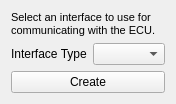
This is src/ui/addinterfacedialog.ui in LibreTuner/LibreTuner as Qt 5 draws it before an edit. The edited form follows.
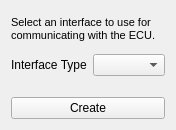
This is the edited form.

What changed in the file:
```diff
--- a/src/ui/addinterfacedialog.ui
+++ b/src/ui/addinterfacedialog.ui
@@ -2,6 +2,14 @@
 <ui version="4.0">
  <class>AddInterfaceDialog</class>
  <widget class="QWidget" name="AddInterfaceDialog">
+  <property name="geometry">
+   <rect>
+    <x>0</x>
+    <y>0</y>
+    <width>169</width>
+    <height>103</height>
+   </rect>
+  </property>
   <property name="sizePolicy">
    <sizepolicy hsizetype="Preferred" vsizetype="Preferred">
     <horstretch>0</horstretch>
@@ -12,9 +20,6 @@
    <string>Form</string>
   </property>
   <layout class="QVBoxLayout" name="layout">
-   <property name="sizeConstraint">
-    <enum>QLayout::SetFixedSize</enum>
-   </property>
    <item>
     <layout class="QVBoxLayout" name="mainLayout">
      <property name="spacing">
```
